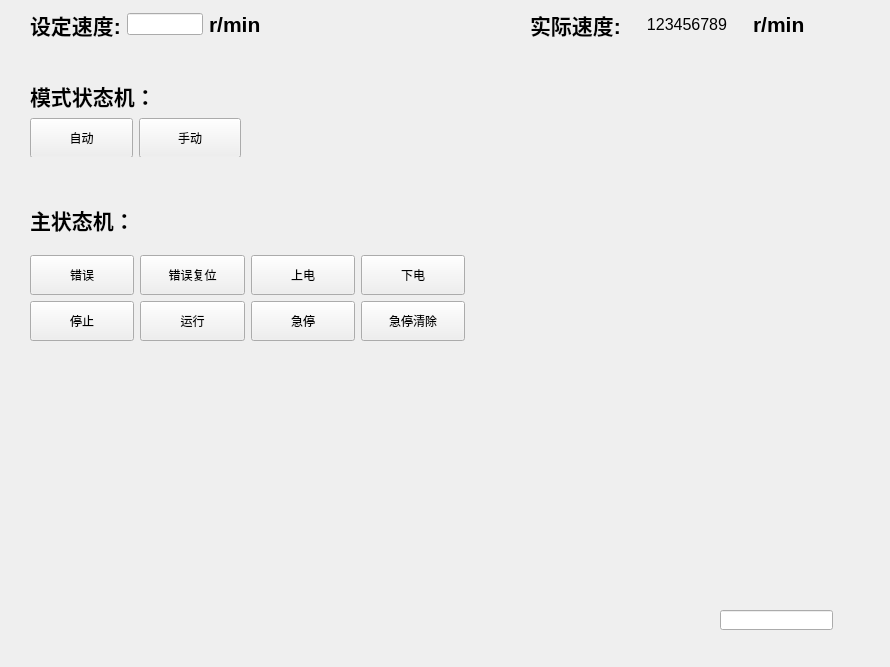
1634609456/qt, file ui/home_page/homepage.ui: the form before one commit.
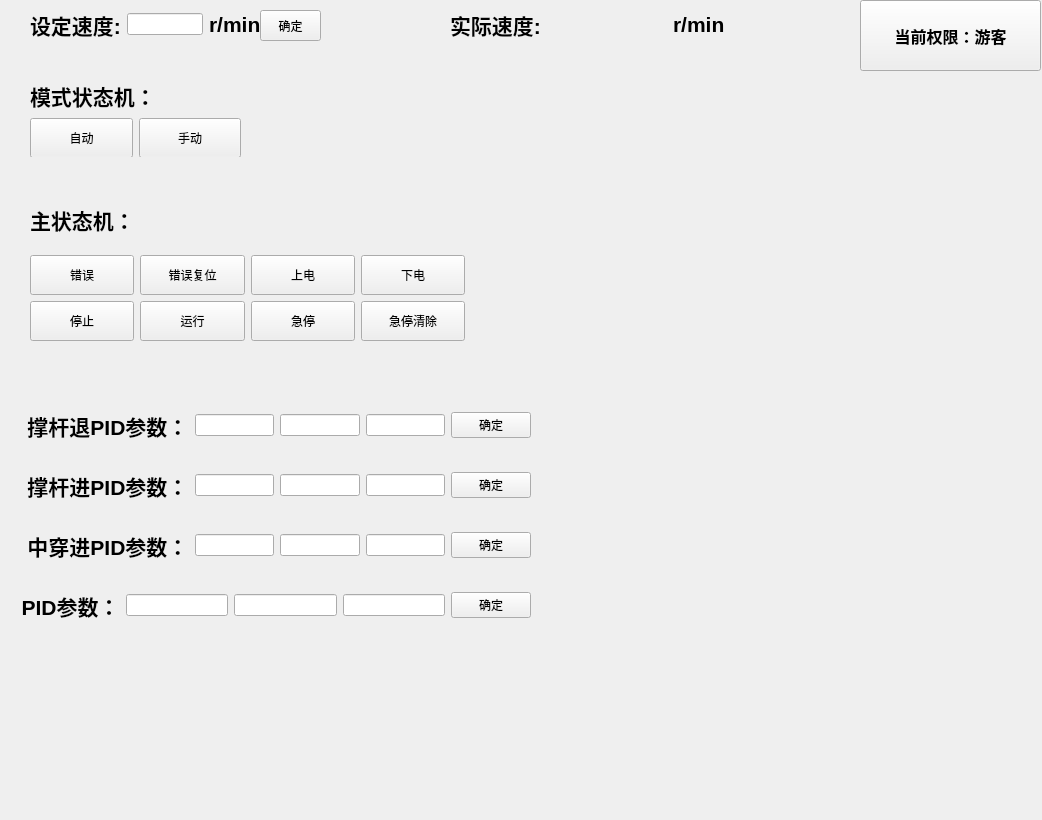
The form after the commit.

```diff
--- a/ui/home_page/homepage.ui
+++ b/ui/home_page/homepage.ui
@@ -6,8 +6,8 @@
    <rect>
     <x>0</x>
     <y>0</y>
-    <width>890</width>
-    <height>667</height>
+    <width>1042</width>
+    <height>820</height>
    </rect>
   </property>
   <property name="windowTitle">
@@ -16,7 +16,7 @@
   <widget class="QWidget" name="layoutWidget_2">
    <property name="geometry">
     <rect>
-     <x>530</x>
+     <x>450</x>
      <y>10</y>
      <width>284</width>
      <height>29</height>
@@ -54,7 +54,7 @@
        <enum>Qt::LayoutDirection::LeftToRight</enum>
       </property>
       <property name="text">
-       <string>123456789</string>
+       <string/>
       </property>
       <property name="alignment">
        <set>Qt::AlignmentFlag::AlignCenter</set>
@@ -76,16 +76,6 @@
     </item>
    </layout>
   </widget>
-  <widget class="QLineEdit" name="lineEdit">
-   <property name="geometry">
-    <rect>
-     <x>720</x>
-     <y>610</y>
-     <width>113</width>
-     <height>20</height>
-    </rect>
-   </property>
-  </widget>
   <widget class="QWidget" name="layoutWidget">
    <property name="geometry">
     <rect>
@@ -413,6 +403,277 @@
     </item>
    </layout>
   </widget>
+  <widget class="QPushButton" name="pushButton">
+   <property name="geometry">
+    <rect>
+     <x>260</x>
+     <y>10</y>
+     <width>61</width>
+     <height>31</height>
+    </rect>
+   </property>
+   <property name="text">
+    <string>确定</string>
+   </property>
+  </widget>
+  <widget class="QWidget" name="layoutWidget_3">
+   <property name="geometry">
+    <rect>
+     <x>10</x>
+     <y>470</y>
+     <width>521</width>
+     <height>31</height>
+    </rect>
+   </property>
+   <layout class="QHBoxLayout" name="horizontalLayout_6">
+    <item>
+     <widget class="QLabel" name="label_11">
+      <property name="font">
+       <font>
+        <pointsize>16</pointsize>
+        <bold>true</bold>
+       </font>
+      </property>
+      <property name="text">
+       <string>   撑杆进PID参数：</string>
+      </property>
+     </widget>
+    </item>
+    <item>
+     <widget class="QLineEdit" name="lineEdit_6">
+      <property name="styleSheet">
+       <string notr="true"/>
+      </property>
+      <property name="text">
+       <string/>
+      </property>
+     </widget>
+    </item>
+    <item>
+     <widget class="QLineEdit" name="lineEdit_7">
+      <property name="text">
+       <string/>
+      </property>
+     </widget>
+    </item>
+    <item>
+     <widget class="QLineEdit" name="lineEdit_8">
+      <property name="text">
+       <string/>
+      </property>
+     </widget>
+    </item>
+    <item>
+     <widget class="QPushButton" name="pushButton_3">
+      <property name="text">
+       <string>确定</string>
+      </property>
+     </widget>
+    </item>
+   </layout>
+  </widget>
+  <widget class="QWidget" name="layoutWidget_4">
+   <property name="geometry">
+    <rect>
+     <x>10</x>
+     <y>530</y>
+     <width>521</width>
+     <height>31</height>
+    </rect>
+   </property>
+   <layout class="QHBoxLayout" name="horizontalLayout_7">
+    <item>
+     <widget class="QLabel" name="label_12">
+      <property name="font">
+       <font>
+        <pointsize>16</pointsize>
+        <bold>true</bold>
+       </font>
+      </property>
+      <property name="text">
+       <string>   中穿进PID参数：</string>
+      </property>
+     </widget>
+    </item>
+    <item>
+     <widget class="QLineEdit" name="lineEdit_9">
+      <property name="styleSheet">
+       <string notr="true"/>
+      </property>
+      <property name="text">
+       <string/>
+      </property>
+     </widget>
+    </item>
+    <item>
+     <widget class="QLineEdit" name="lineEdit_10">
+      <property name="text">
+       <string/>
+      </property>
+     </widget>
+    </item>
+    <item>
+     <widget class="QLineEdit" name="lineEdit_11">
+      <property name="text">
+       <string/>
+      </property>
+     </widget>
+    </item>
+    <item>
+     <widget class="QPushButton" name="pushButton_4">
+      <property name="text">
+       <string>确定</string>
+      </property>
+     </widget>
+    </item>
+   </layout>
+  </widget>
+  <widget class="QWidget" name="layoutWidget">
+   <property name="geometry">
+    <rect>
+     <x>10</x>
+     <y>410</y>
+     <width>521</width>
+     <height>31</height>
+    </rect>
+   </property>
+   <layout class="QHBoxLayout" name="horizontalLayout">
+    <item>
+     <widget class="QLabel" name="label_10">
+      <property name="font">
+       <font>
+        <pointsize>16</pointsize>
+        <bold>true</bold>
+       </font>
+      </property>
+      <property name="text">
+       <string>   撑杆退PID参数：</string>
+      </property>
+     </widget>
+    </item>
+    <item>
+     <widget class="QLineEdit" name="lineEdit_3">
+      <property name="styleSheet">
+       <string notr="true"/>
+      </property>
+      <property name="text">
+       <string/>
+      </property>
+     </widget>
+    </item>
+    <item>
+     <widget class="QLineEdit" name="lineEdit_4">
+      <property name="text">
+       <string/>
+      </property>
+     </widget>
+    </item>
+    <item>
+     <widget class="QLineEdit" name="lineEdit_5">
+      <property name="text">
+       <string/>
+      </property>
+     </widget>
+    </item>
+    <item>
+     <widget class="QPushButton" name="pushButton_2">
+      <property name="text">
+       <string>确定</string>
+      </property>
+     </widget>
+    </item>
+   </layout>
+  </widget>
+  <widget class="QWidget" name="layoutWidget_5">
+   <property name="geometry">
+    <rect>
+     <x>10</x>
+     <y>590</y>
+     <width>521</width>
+     <height>31</height>
+    </rect>
+   </property>
+   <layout class="QHBoxLayout" name="horizontalLayout_8">
+    <item>
+     <widget class="QLabel" name="label_13">
+      <property name="font">
+       <font>
+        <pointsize>16</pointsize>
+        <bold>true</bold>
+       </font>
+      </property>
+      <property name="text">
+       <string>  PID参数：</string>
+      </property>
+     </widget>
+    </item>
+    <item>
+     <widget class="QLineEdit" name="lineEdit_12">
+      <property name="styleSheet">
+       <string notr="true"/>
+      </property>
+      <property name="text">
+       <string/>
+      </property>
+     </widget>
+    </item>
+    <item>
+     <widget class="QLineEdit" name="lineEdit_13">
+      <property name="text">
+       <string/>
+      </property>
+     </widget>
+    </item>
+    <item>
+     <widget class="QLineEdit" name="lineEdit_14">
+      <property name="text">
+       <string/>
+      </property>
+     </widget>
+    </item>
+    <item>
+     <widget class="QPushButton" name="pushButton_5">
+      <property name="text">
+       <string>确定</string>
+      </property>
+     </widget>
+    </item>
+   </layout>
+  </widget>
+  <widget class="QPushButton" name="pushButton_19">
+   <property name="geometry">
+    <rect>
+     <x>860</x>
+     <y>0</y>
+     <width>181</width>
+     <height>71</height>
+    </rect>
+   </property>
+   <property name="minimumSize">
+    <size>
+     <width>0</width>
+     <height>40</height>
+    </size>
+   </property>
+   <property name="maximumSize">
+    <size>
+     <width>16777215</width>
+     <height>140</height>
+    </size>
+   </property>
+   <property name="font">
+    <font>
+     <pointsize>12</pointsize>
+     <bold>true</bold>
+    </font>
+   </property>
+   <property name="styleSheet">
+    <string notr="true"/>
+   </property>
+   <property name="text">
+    <string>当前权限：游客</string>
+   </property>
+  </widget>
  </widget>
  <resources/>
  <connections/>
```
